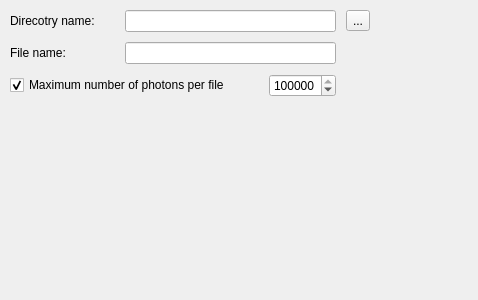
Old version of the form TonatiuhProject/plugins/PhotonMapExportFile/src/photonmapexportfilewidget.ui in the repository iat-cener/tonatiuh.
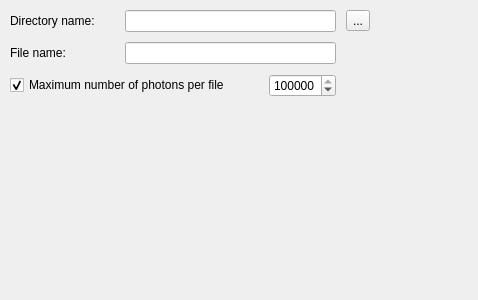
New version of the form.

Commit message: Orthographic correction in label belonging to GUI export photon map

```diff
--- a/TonatiuhProject/plugins/PhotonMapExportFile/src/photonmapexportfilewidget.ui
+++ b/TonatiuhProject/plugins/PhotonMapExportFile/src/photonmapexportfilewidget.ui
@@ -46,7 +46,7 @@
    <item row="1" column="0">
     <widget class="QLabel" name="direcotryLabel">
      <property name="text">
-      <string>Direcotry name:</string>
+      <string>Directory name:</string>
      </property>
     </widget>
    </item>
```
Left out of the diff: 11 changed lines with no effect on the pictures.
